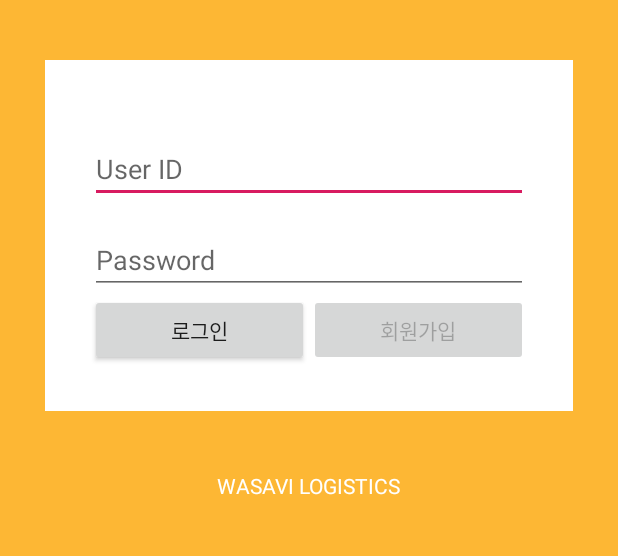
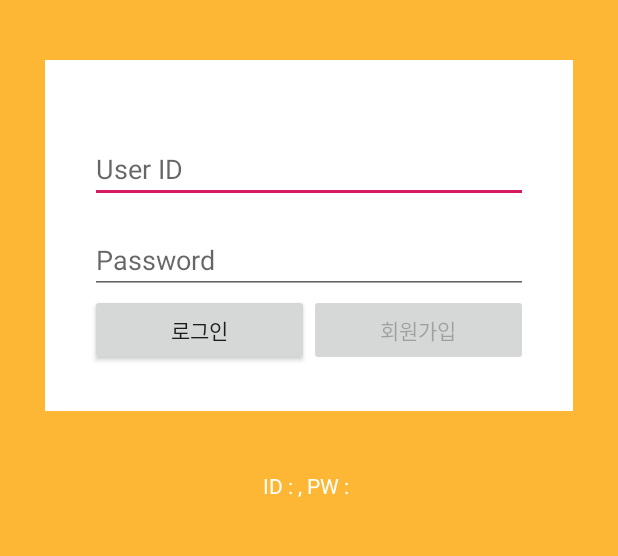
Before and after one commit to cho881020/MyFirstApp, an Android app: the screen it shows after launch (MainActivity), after a tap on "로그인", on a phone screen of 412 x 824 dp, the part 522-1078 px from its top. Run offline under Robolectric (Android 15) with nearby library versions, the phone set to English and light mode, and no system bars.

Commit message:
연습문제 - 응용까지. (String.format 의 활용 예시)

```diff
--- a/app/src/main/java/com/tjeit/myfirstapp/MainActivity.java
+++ b/app/src/main/java/com/tjeit/myfirstapp/MainActivity.java
@@ -5,12 +5,15 @@ import android.os.Bundle;
 import android.view.View;
 import android.widget.Button;
 import android.widget.EditText;
+import android.widget.TextView;
 import android.widget.Toast;
 
 public class MainActivity extends AppCompatActivity {
 
     EditText userIdEdt;
     Button loginBtn;
+    EditText userPwEdt;
+    TextView contentTxt;
 
     @Override
     protected void onCreate(Bundle savedInstanceState) {
@@ -19,13 +22,18 @@ public class MainActivity extends AppCompatActivity {
 
         userIdEdt = findViewById(R.id.userIdEdt);
         loginBtn = findViewById(R.id.loginBtn);
+        userPwEdt = findViewById(R.id.userPwEdt);
+        contentTxt = findViewById(R.id.contentTxt);
 
         loginBtn.setOnClickListener(new View.OnClickListener() {
             @Override
             public void onClick(View v) {
                 String userId = userIdEdt.getText().toString();
+                String userPw = userPwEdt.getText().toString();
 
                 Toast.makeText(MainActivity.this, userId, Toast.LENGTH_SHORT).show();
+
+                contentTxt.setText(String.format("ID : %s, PW : %s", userId, userPw));
             }
         });
 
--- a/app/src/main/res/layout/activity_main.xml
+++ b/app/src/main/res/layout/activity_main.xml
@@ -33,6 +33,7 @@
             android:hint="User ID"/>
 
         <EditText
+            android:id="@+id/userPwEdt"
             android:layout_marginTop="15dp"
             android:layout_width="match_parent"
             android:layout_height="wrap_content"
@@ -66,6 +67,7 @@
     </LinearLayout>
 
     <TextView
+        android:id="@+id/contentTxt"
         android:layout_marginTop="40dp"
         android:layout_width="wrap_content"
         android:layout_height="wrap_content"
```
